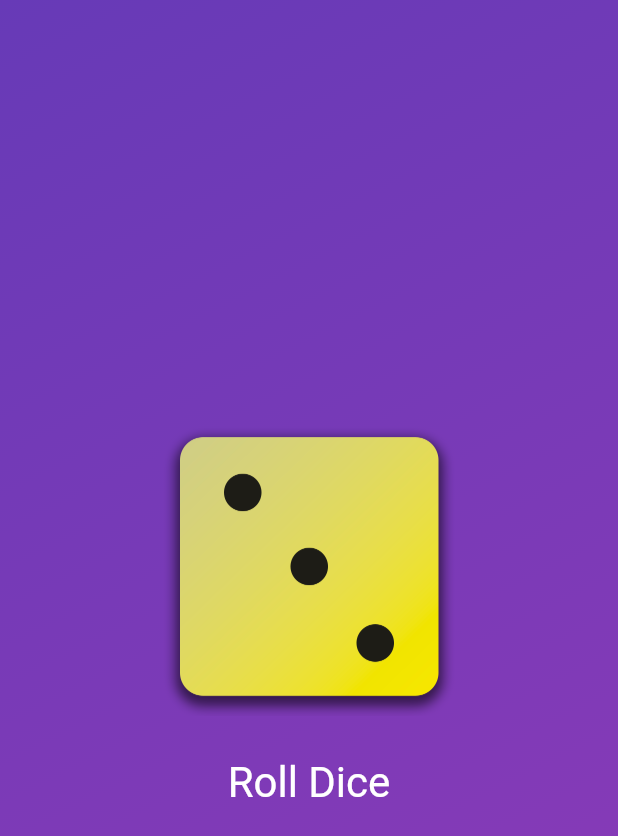
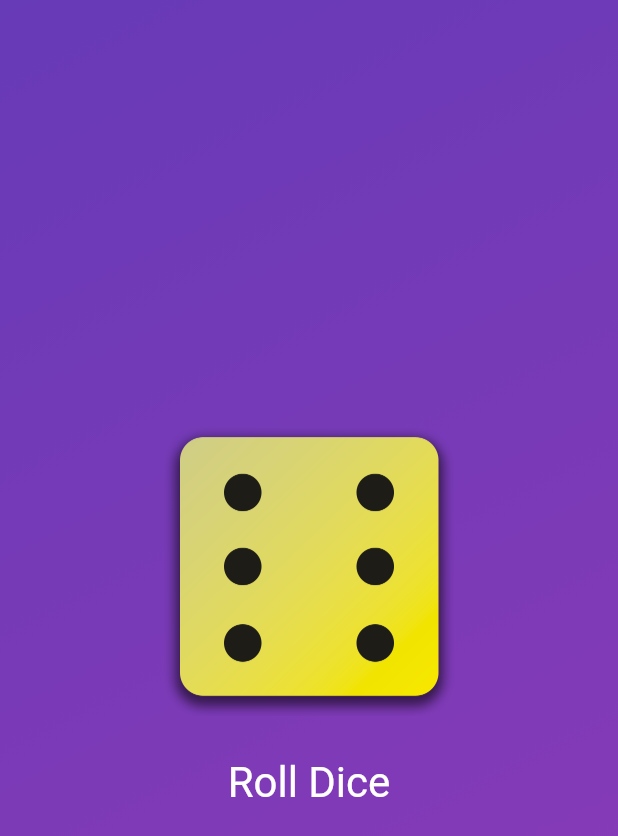
Before and after one commit to siamislam1603/first_app, a Flutter app: the screen it shows after launch, after a tap on "Roll Dice", on a phone screen of 412 x 824 dp. Shown: the top 836 px of the screen. Run offline on Flutter 3.47's test engine with Material 2 defaults, Android fonts, the phone set to English and light mode, and no system bars.

```diff
--- a/lib/gradient_container.dart
+++ b/lib/gradient_container.dart
@@ -1,3 +1,4 @@
+import 'package:first_app/roller_dice.dart';
 import 'package:flutter/material.dart';
 
 var gradientStartAlignment = Alignment.topLeft;
@@ -9,7 +10,6 @@ class GradientContainer extends StatelessWidget {
   // Inheritance in dart, key must be passed either of the ways given above which is required.
   final List<Color> colors;
 
-  void rollDice() {}
   @override
   Widget build(context) {
     return Container(
@@ -20,32 +20,9 @@ class GradientContainer extends StatelessWidget {
           end: gradientEndAlignment,
         ),
       ),
-      child: Center(
-          child: Column(
-        mainAxisAlignment: MainAxisAlignment.center,
-        children: [
-          Image.asset(
-            'assets/images/dice-3.png',
-            width: 200,
-          ),
-          const SizedBox(
-            height: 20, // for margin-top
-          ),
-          TextButton(
-            style: TextButton.styleFrom(
-              // padding: const EdgeInsetsDirectional.only(
-              //   top: 20,
-              // ),
-              foregroundColor: Colors.white,
-              textStyle: const TextStyle(
-                fontSize: 28,
-              ),
-            ),
-            onPressed: rollDice,
-            child: const Text('Roll Dice'),
-          ),
-        ],
-      )),
+      child: const Center(
+        child: RollerDice(),
+      ),
     );
   }
 }
--- /dev/null
+++ b/lib/roller_dice.dart
@@ -0,0 +1,47 @@
+import 'package:flutter/material.dart';
+
+class RollerDice extends StatefulWidget {
+  const RollerDice({super.key});
+  @override
+  State<RollerDice> createState() {
+    return _RollerDiceState();
+  }
+}
+
+class _RollerDiceState extends State<RollerDice> {
+  var activeDiceImg = 'assets/images/dice-3.png';
+  void rollDice() {
+    setState(() {
+      activeDiceImg = 'assets/images/dice-6.png';
+    });
+  }
+
+  @override
+  Widget build(context) {
+    return Column(
+      mainAxisAlignment: MainAxisAlignment.center,
+      children: [
+        Image.asset(
+          activeDiceImg,
+          width: 200,
+        ),
+        const SizedBox(
+          height: 20, // for margin-top
+        ),
+        TextButton(
+          style: TextButton.styleFrom(
+            // padding: const EdgeInsetsDirectional.only(
+            //   top: 20,
+            // ),
+            foregroundColor: Colors.white,
+            textStyle: const TextStyle(
+              fontSize: 28,
+            ),
+          ),
+          onPressed: rollDice,
+          child: const Text('Roll Dice'),
+        ),
+      ],
+    );
+  }
+}
```
